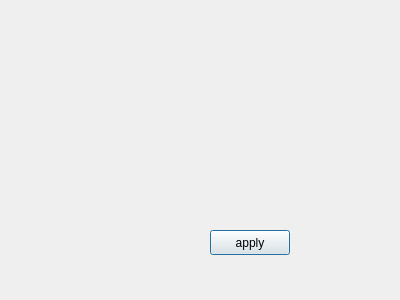
Dmitry-Klepikov/registration-system, file forms/loginwindow.ui: the form before one commit.
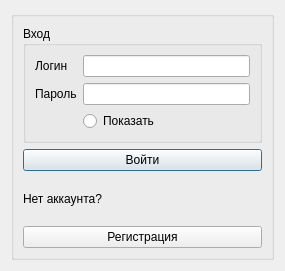
The form after the commit.

What changed in the file:
```diff
--- a/forms/loginwindow.ui
+++ b/forms/loginwindow.ui
@@ -6,26 +6,81 @@
    <rect>
     <x>0</x>
     <y>0</y>
-    <width>400</width>
-    <height>300</height>
+    <width>285</width>
+    <height>271</height>
    </rect>
   </property>
   <property name="windowTitle">
    <string>Dialog</string>
   </property>
-  <widget class="QPushButton" name="applyButton">
-   <property name="geometry">
-    <rect>
-     <x>210</x>
-     <y>230</y>
-     <width>80</width>
-     <height>25</height>
-    </rect>
-   </property>
-   <property name="text">
-    <string>apply</string>
-   </property>
-  </widget>
+  <layout class="QGridLayout" name="gridLayout_2">
+   <item row="0" column="0">
+    <widget class="QGroupBox" name="groupBox_3">
+     <property name="title">
+      <string/>
+     </property>
+     <layout class="QVBoxLayout" name="verticalLayout">
+      <item>
+       <widget class="QGroupBox" name="groupBox">
+        <property name="title">
+         <string>Вход</string>
+        </property>
+        <layout class="QGridLayout" name="gridLayout">
+         <item row="1" column="0">
+          <widget class="QLabel" name="label_2">
+           <property name="text">
+            <string>Пароль</string>
+           </property>
+          </widget>
+         </item>
+         <item row="1" column="1">
+          <widget class="QLineEdit" name="passLine"/>
+         </item>
+         <item row="0" column="0">
+          <widget class="QLabel" name="label">
+           <property name="text">
+            <string>Логин</string>
+           </property>
+          </widget>
+         </item>
+         <item row="0" column="1">
+          <widget class="QLineEdit" name="loginLine"/>
+         </item>
+         <item row="2" column="1">
+          <widget class="QRadioButton" name="passRadioButton">
+           <property name="text">
+            <string>Показать</string>
+           </property>
+          </widget>
+         </item>
+        </layout>
+       </widget>
+      </item>
+      <item>
+       <widget class="QPushButton" name="applyButton">
+        <property name="text">
+         <string>Войти</string>
+        </property>
+       </widget>
+      </item>
+      <item>
+       <widget class="QLabel" name="label_3">
+        <property name="text">
+         <string>Нет аккаунта?</string>
+        </property>
+       </widget>
+      </item>
+      <item>
+       <widget class="QPushButton" name="regButton">
+        <property name="text">
+         <string>Регистрация</string>
+        </property>
+       </widget>
+      </item>
+     </layout>
+    </widget>
+   </item>
+  </layout>
  </widget>
  <resources/>
  <connections/>
```
